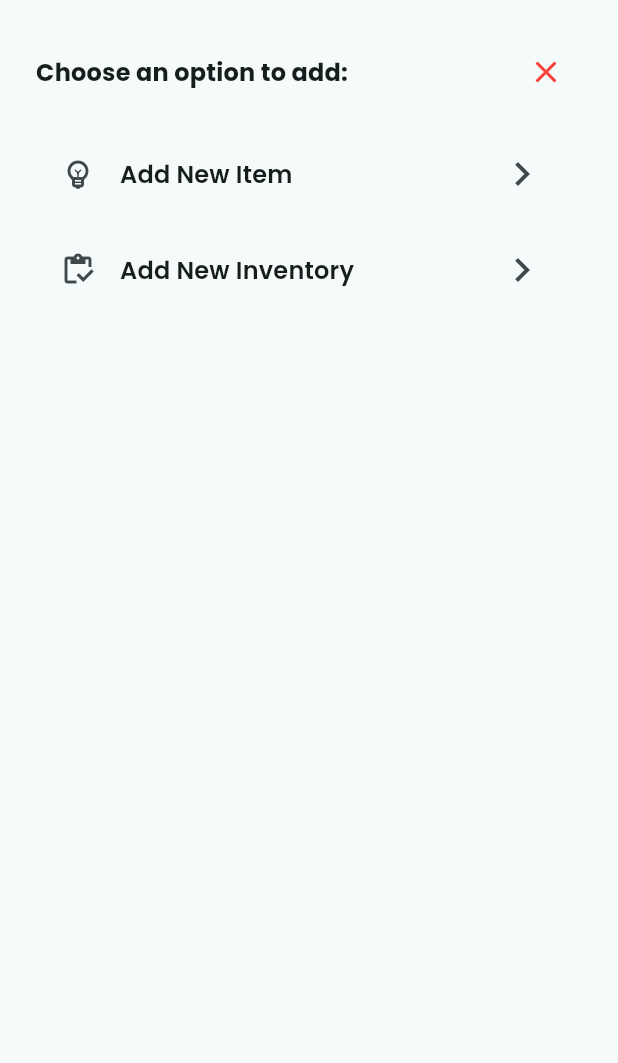
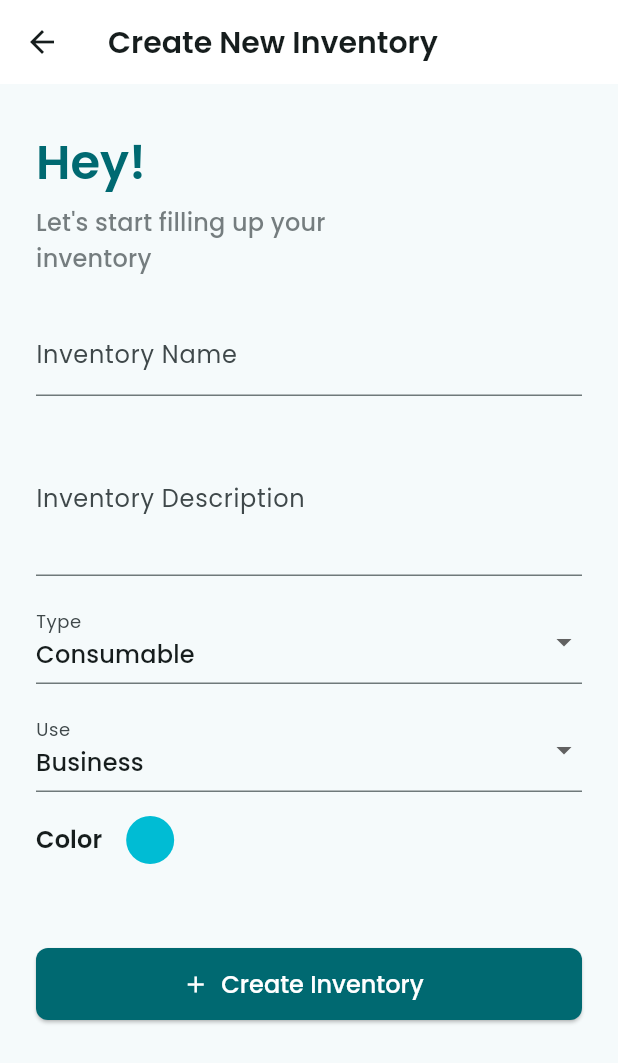
Before and after one commit to faruqonaayo/ethircle_blk_app, a Flutter app: the AddOptions widget shown alone on an empty page, opened directly, after a tap on "Add New Inventory", on a phone screen of 412 x 824 dp. Shown: the top 1063 px of the screen. Run offline on Flutter 3.47's test engine with Material 3 defaults, Android fonts, the phone set to English and light mode, and no system bars; our stand-ins replace flutter_colorpicker, go_router, google_fonts.

Commit message:
ADD inventory management features including InventoryForm, InventoryService, and related models; enhance item form with measure units and navigation

```diff
--- /dev/null
+++ b/lib/data/models/inventory.dart
@@ -0,0 +1,21 @@
+class Inventory {
+  final String id;
+  final String name;
+  final String description;
+  final String type;
+  final String use;
+  final int rColor;
+  final int gColor;
+  final int bColor;
+
+  const Inventory({
+    required this.id,
+    required this.name,
+    required this.description,
+    required this.type,
+    required this.use,
+    required this.rColor,
+    required this.gColor,
+    required this.bColor,
+  });
+}
--- /dev/null
+++ b/lib/data/models/inventory_type.dart
@@ -0,0 +1,7 @@
+enum InventoryType {
+  consumable('Consumable'),
+  nonConsumable('Non Consumable');
+
+  final String text;
+  const InventoryType(this.text);
+}
--- /dev/null
+++ b/lib/data/models/inventory_use.dart
@@ -0,0 +1,9 @@
+enum InventoryUse {
+  business("Business"),
+  education("Education"),
+  personal("Personal"),
+  other("Other");
+
+  final String text;
+  const InventoryUse(this.text);
+}
--- a/lib/data/models/measure_unit.dart
+++ b/lib/data/models/measure_unit.dart
@@ -1 +1,13 @@
-enum MeasureUnit { piece, kilogram, liter, meter, box, packet, lbs }
+enum MeasureUnit {
+  piece("Piece"),
+  kilogram("Kilogram"),
+  liter("Liter"),
+  meter("meter"),
+  box("Box"),
+  packet("Packet"),
+  lbs("Pounds");
+
+  final String text;
+
+  const MeasureUnit(this.text);
+}
--- /dev/null
+++ b/lib/data/services/inventory_service.dart
@@ -0,0 +1,28 @@
+import 'package:uuid/uuid.dart';
+
+import 'package:ethircle_blk_app/data/models/inventory.dart';
+
+final uuid = Uuid();
+
+class InventoryService {
+  static Inventory createNewInventory({
+    required String name,
+    required String description,
+    required String type,
+    required String use,
+    required int rColor,
+    required int gColor,
+    required int bColor,
+  }) {
+    return Inventory(
+      id: uuid.v4(),
+      name: name,
+      description: description,
+      type: type,
+      use: use,
+      rColor: rColor,
+      gColor: gColor,
+      bColor: bColor,
+    );
+  }
+}
--- a/lib/main.dart
+++ b/lib/main.dart
@@ -2,6 +2,7 @@ import 'package:flutter/material.dart';
 import 'package:go_router/go_router.dart';
 import 'package:google_fonts/google_fonts.dart';
 
+import 'package:ethircle_blk_app/screens/inventory_form.dart';
 import 'package:ethircle_blk_app/screens/item_form.dart';
 import 'package:ethircle_blk_app/app_layout.dart';
 
@@ -27,6 +28,7 @@ class BlkApp extends StatelessWidget {
     routes: [
       GoRoute(path: "/", builder: (ctx, state) => AppLayout()),
       GoRoute(path: "/new-item", builder: (ctx, state) => ItemForm()),
+      GoRoute(path: "/new-inventory", builder: (ctx, state) => InventoryForm()),
     ],
   );
 
--- /dev/null
+++ b/lib/screens/inventory_form.dart
@@ -0,0 +1,228 @@
+import 'package:flutter/material.dart';
+import 'package:flutter_colorpicker/flutter_colorpicker.dart';
+
+import 'package:ethircle_blk_app/data/services/inventory_service.dart';
+import 'package:ethircle_blk_app/data/models/inventory_type.dart';
+import 'package:ethircle_blk_app/data/models/inventory_use.dart';
+import 'package:ethircle_blk_app/widgets/input_field.dart';
+
+class InventoryForm extends StatefulWidget {
+  const InventoryForm({super.key});
+
+  @override
+  State<InventoryForm> createState() => _InventoryFormState();
+}
+
+class _InventoryFormState extends State<InventoryForm> {
+  final _formKey = GlobalKey<FormState>();
+  var _selectedType = InventoryType.values.first.name;
+  var _selectedUse = InventoryUse.values.first.name;
+  Color _selectedColor = Colors.cyan;
+  var _enteredName = "";
+  var _enteredDescription = "";
+
+  @override
+  Widget build(BuildContext context) {
+    return Scaffold(
+      appBar: AppBar(title: Text('Create New Inventory')),
+      body: ListView(
+        padding: EdgeInsets.symmetric(horizontal: 24, vertical: 32),
+        children: [
+          pageHeader(context),
+          SizedBox(height: 24),
+          pageForm(context),
+        ],
+      ),
+    );
+  }
+
+  Widget pageHeader(BuildContext context) {
+    final textTheme = Theme.of(context).textTheme;
+    final colorScheme = Theme.of(context).colorScheme;
+    return Column(
+      crossAxisAlignment: CrossAxisAlignment.start,
+      mainAxisSize: MainAxisSize.min,
+      children: [
+        Text(
+          "Hey!",
+          style: textTheme.headlineLarge!.copyWith(
+            color: colorScheme.primary,
+            fontWeight: FontWeight.w600,
+          ),
+        ),
+        SizedBox(height: 8),
+        Text(
+          "Let's start filling up your \ninventory ",
+          style: textTheme.titleMedium!.copyWith(
+            color: colorScheme.onSurfaceVariant.withValues(alpha: 0.7),
+          ),
+        ),
+      ],
+    );
+  }
+
+  Widget pageForm(BuildContext context) {
+    final colorScheme = Theme.of(context).colorScheme;
+    return Form(
+      key: _formKey,
+      child: Column(
+        crossAxisAlignment: CrossAxisAlignment.start,
+        spacing: 16,
+        children: [
+          InputField(
+            label: "Inventory Name",
+            initialValue: _enteredName,
+            validator: (value) {
+              if (value == null || value.trim().isEmpty) {
+                return "Enter a Name";
+              }
+              return null;
+            },
+            onSaved: (newValue) {
+              _enteredName = newValue!.trim();
+            },
+          ),
+          InputField(
+            minLines: 3,
+            maxLines: 5,
+            label: "Inventory Description",
+            initialValue: _enteredDescription,
+            validator: (value) {
+              if (value == null || value.trim().isEmpty) {
+                return "Enter a Description";
+              }
+              return null;
+            },
+            onSaved: (newValue) {
+              _enteredDescription = newValue!.trim();
+            },
+          ),
+          DropdownButtonFormField(
+            initialValue: _selectedType,
+            decoration: InputDecoration(labelText: "Type"),
+            dropdownColor: colorScheme.primaryContainer,
+
+            items: InventoryType.values
+                .map((type) => buildDropdownItem(type.name, type.text))
+                .toList(),
+            onChanged: (value) {
+              setState(() {
+                _selectedType = value!;
+              });
+            },
+          ),
+          DropdownButtonFormField(
+            initialValue: _selectedUse,
+            decoration: InputDecoration(labelText: "Use"),
+            dropdownColor: colorScheme.primaryContainer,
+
+            items: InventoryUse.values
+                .map((use) => buildDropdownItem(use.name, use.text))
+                .toList(),
+            onChanged: (value) {
+              setState(() {
+                _selectedUse = value!;
+              });
+            },
+          ),
+          buildColorField(context),
+          const SizedBox(height: 24),
+          ElevatedButton.icon(
+            onPressed: onSubmit,
+            style: ElevatedButton.styleFrom(
+              minimumSize: Size(double.infinity, 48),
+            ),
+            label: Text("Create Inventory"),
+            icon: Icon(Icons.add),
+          ),
+        ],
+      ),
+    );
+  }
+
+  DropdownMenuItem buildDropdownItem(String value, String displayText) {
+    return DropdownMenuItem(value: value, child: Text(displayText));
+  }
+
+  Widget buildColorField(BuildContext context) {
+    return Row(
+      spacing: 16,
+      children: [
+        Text(
+          "Color",
+          style: Theme.of(context).textTheme.titleSmall!.copyWith(
+            fontSize: 16,
+            fontWeight: FontWeight.w600,
+          ),
+        ),
+        GestureDetector(
+          onTap: showColorPickerWidget,
+          child: Container(
+            width: 32,
+            height: 32,
+            decoration: BoxDecoration(
+              borderRadius: BorderRadius.circular(25),
+              color: _selectedColor,
+            ),
+          ),
+        ),
+      ],
+    );
+  }
+
+  void showColorPickerWidget() {
+    showDialog(
+      context: context,
+
+      builder: (context) {
+        return AlertDialog(
+          title: Text(
+            "Pick a color",
+            style: Theme.of(context).textTheme.titleLarge,
+          ),
+          content: SingleChildScrollView(
+            child: ColorPicker(
+              pickerColor: _selectedColor,
+              onColorChanged: (color) {
+                setState(() {
+                  _selectedColor = color;
+                });
+              },
+            ),
+          ),
+          actions: [
+            TextButton(
+              child: Text("Done"),
+              onPressed: () {
+                Navigator.of(context).pop();
+              },
+            ),
+          ],
+        );
+      },
+    );
+  }
+
+  void onSubmit() {
+    final formState = _formKey.currentState!;
+    if (!formState.validate()) {
+      return;
+    }
+
+    formState.save();
+
+    final newInventory = InventoryService.createNewInventory(
+      name: _enteredName,
+      description: _enteredDescription,
+      type: _selectedType,
+      use: _selectedUse,
+      rColor: convertColorToInt(_selectedColor.r),
+      gColor: convertColorToInt(_selectedColor.g),
+      bColor: convertColorToInt(_selectedColor.b),
+    );
+  }
+
+  int convertColorToInt(double value) {
+    return (value * 255).round();
+  }
+}
--- a/lib/screens/item_form.dart
+++ b/lib/screens/item_form.dart
@@ -44,7 +44,7 @@ class _ItemFormState extends State<ItemForm> {
         ),
         SizedBox(height: 8),
         Text(
-          "Let's start filling up your \ninventory ",
+          "Let's start filling up your \ninventory with a new item ",
           style: textTheme.titleMedium!.copyWith(
             color: colorScheme.onSurfaceVariant.withValues(alpha: 0.7),
           ),
@@ -68,7 +68,7 @@ class _ItemFormState extends State<ItemForm> {
             dropdownColor: colorScheme.primaryContainer,
 
             items: MeasureUnit.values
-                .map((unit) => buildDropdownItem(unit.name))
+                .map((unit) => buildDropdownItem(unit.name, unit.text))
                 .toList(),
             onChanged: (value) {
               setState(() {
@@ -100,7 +100,7 @@ class _ItemFormState extends State<ItemForm> {
     );
   }
 
-  DropdownMenuItem buildDropdownItem(String text) {
-    return DropdownMenuItem(value: text, child: Text(text));
+  DropdownMenuItem buildDropdownItem(String value, String displayText) {
+    return DropdownMenuItem(value: value, child: Text(displayText));
   }
 }
--- a/lib/widgets/add_options.dart
+++ b/lib/widgets/add_options.dart
@@ -44,7 +44,10 @@ class AddOptions extends StatelessWidget {
             shape: RoundedRectangleBorder(
               borderRadius: BorderRadius.circular(8),
             ),
-            onTap: () {},
+            onTap: () {
+              Navigator.of(context).pop();
+              context.push("/new-inventory");
+            },
           ),
         ],
       ),
--- a/lib/widgets/input_field.dart
+++ b/lib/widgets/input_field.dart
@@ -4,28 +4,37 @@ class InputField extends StatelessWidget {
   const InputField({
     super.key,
     this.controller,
+    this.initialValue,
     this.label,
     this.prefixText,
     this.keyboardType,
     this.minLines = 1,
     this.maxLines = 1,
+    this.validator,
+    this.onSaved,
   });
 
   final TextEditingController? controller;
+  final String? initialValue;
   final String? label;
   final String? prefixText;
   final TextInputType? keyboardType;
   final int minLines;
   final int maxLines;
+  final String? Function(String? value)? validator;
+  final void Function(String? newValue)? onSaved;
 
   @override
   Widget build(BuildContext context) {
     return TextFormField(
       controller: controller,
+      initialValue: initialValue,
       keyboardType: keyboardType,
       minLines: minLines,
       maxLines: maxLines,
       decoration: InputDecoration(labelText: label, prefixText: prefixText),
+      validator: validator,
+      onSaved: onSaved,
     );
   }
 }
--- a/pubspec.yaml
+++ b/pubspec.yaml
@@ -36,6 +36,8 @@ dependencies:
   cupertino_icons: ^1.0.8
   go_router: ^16.2.5
   google_fonts: ^6.3.2
+  flutter_colorpicker: ^1.1.0
+  uuid: ^4.5.1
 
 dev_dependencies:
   flutter_test:
```
Also changed, not shown: pubspec.lock, 3 other files.
